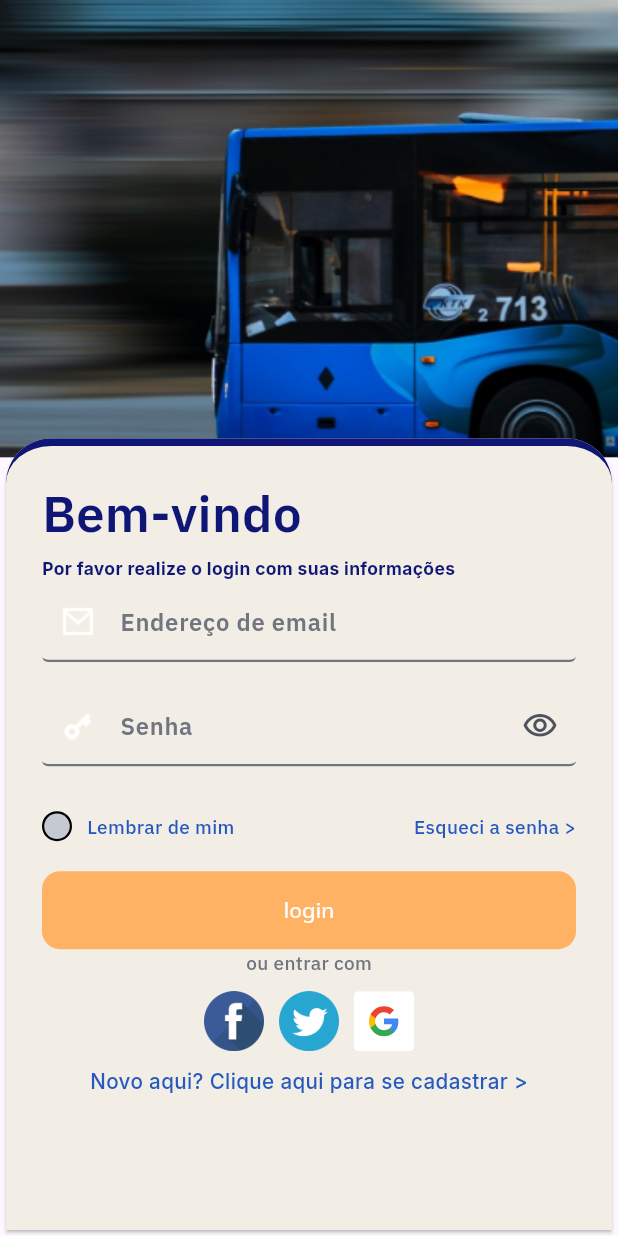
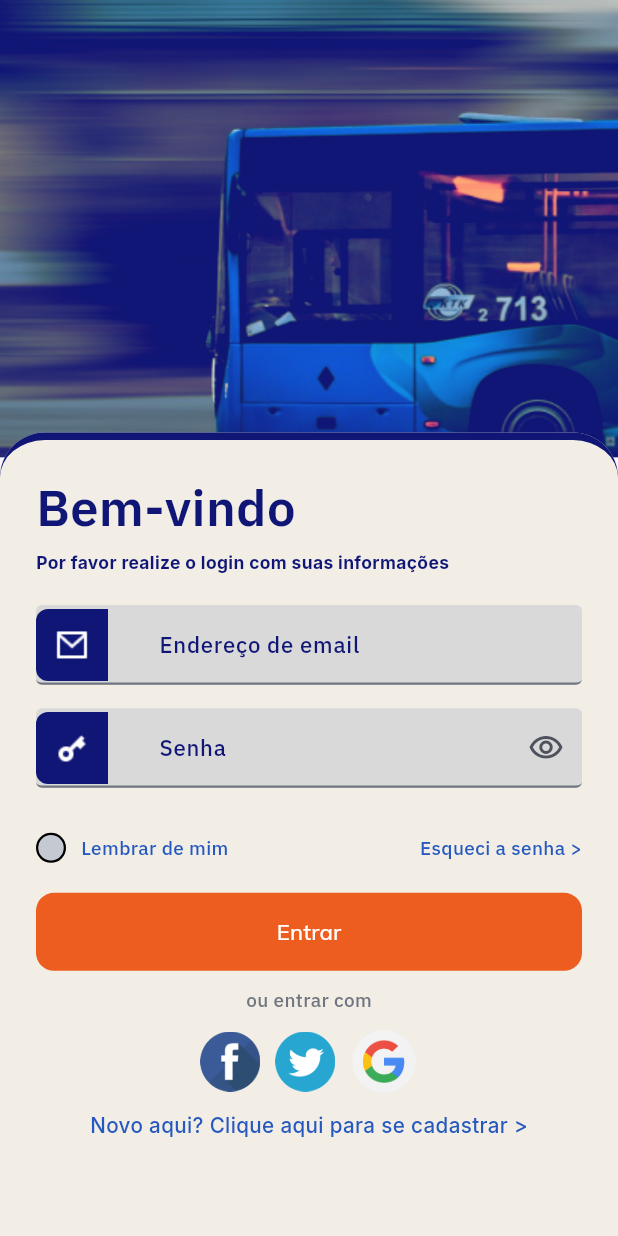
Before and after one commit to M4theusVieir4/Bus-Fleet-TCC, a Flutter app: the screen it shows after launch, on a phone screen of 412 x 824 dp. Run offline on Flutter 3.47's test engine with Material 3 defaults, Android fonts, the phone set to English and light mode, and no system bars; our stand-ins replace cached_network_image, dio, firebase_auth, firebase_core, flutter_bloc, flutter_modular and 5 more; missing offline and left inert: onesignal_flutter; accounts and stored records are empty; generated files the repository leaves out were written again.

Commit message:
Finalizando Layout da Página Home

```diff
--- a/design_kit/lib/components/inputs/adp_text_form_field.dart
+++ b/design_kit/lib/components/inputs/adp_text_form_field.dart
@@ -108,8 +108,7 @@ class ADPTextFormField extends FormField<String> {
                           floatingLabelBehavior: FloatingLabelBehavior.never,
                           filled: fillColor != null || !enable,
                           labelText: label,
-                          labelStyle:
-                              design.labelLMedium(color: design.neutral300),
+                          labelStyle: design.labelD(color: design.primary),
                           errorStyle: design.caption(
                             color: design.error100,
                           ),
--- a/design_kit/lib/configs/design_system.dart
+++ b/design_kit/lib/configs/design_system.dart
@@ -279,7 +279,7 @@ class AppDesign {
     this.neutral300 = const Color(0xFF707580),
     this.neutral400 = const Color(0xFF9197A3),
     this.neutral500 = const Color(0xFFC5C9D1),
-    this.neutral600 = const Color(0xFFEBEBF0),
+    this.neutral600 = const Color(0xFFD9D9D9),
     this.neutral700 = const Color(0xFFFFFFFF),
     this.neutral800 = const Color(0xFFFFFFFF),
     this.neutral900 = const Color(0xFFFFFFFF),
--- a/design_kit/lib/theme/icons/app_icons.dart
+++ b/design_kit/lib/theme/icons/app_icons.dart
@@ -117,5 +117,6 @@ abstract class AppIcons {
   static const splashLogo = '$_basePathPNG/splashLogo.png';
 
   static const email = '$_basePathPNG/email.png';
+  static const googlePNG = '$_basePathPNG/google.png';
   static const key = '$_basePathPNG/key.png';
 }
--- a/lib/modules/auth/login/login_page.dart
+++ b/lib/modules/auth/login/login_page.dart
@@ -78,7 +78,7 @@ class _LoginPageState extends State<LoginPage> {
             image: const AssetImage(AppIcons.logo),
             fit: BoxFit.none,
             colorFilter:
-                ColorFilter.mode(myColor.withOpacity(1), BlendMode.dstATop),
+                ColorFilter.mode(myColor.withOpacity(1), BlendMode.lighten),
           ),
         ),
       ),
@@ -91,8 +91,9 @@ class _LoginPageState extends State<LoginPage> {
       width: mediaSize.width,
       height: mediaSize.height * 0.65,
       child: Card(
+        margin: EdgeInsets.zero,
         color: design.secondary,
-        shape: RoundedRectangleBorder(
+        shape: const RoundedRectangleBorder(
           borderRadius: BorderRadius.only(
             topLeft: Radius.circular(30),
             topRight: Radius.circular(30),
@@ -144,13 +145,27 @@ class _LoginPageState extends State<LoginPage> {
             'Por favor realize o login com suas informações',
             style: design.overline(color: design.primary),
           ),
+          const SizedBox(
+            height: 20,
+          ),
           ADPTextFormField(
+            fillColor: design.neutral600,
             context,
             controller: _emailController,
-            prefixIcon: Image.asset(AppIcons.email),
+            prefixIcon: Container(
+              margin: EdgeInsets.only(right: 30),
+              padding: EdgeInsets.all(10),
+              decoration: BoxDecoration(
+                color: design.primary,
+                borderRadius: BorderRadius.only(
+                    bottomLeft: Radius.circular(8),
+                    topLeft: Radius.circular(8)),
+              ),
+              child: Image.asset(AppIcons.email),
+            ),
             label: 'Endereço de email',
             // enable: !_accessWithBiometrics,
-            validators: Validators.required('required_field'),
+            validators: Validators.required('campo obrigatório'),
           ),
           SizedBox(
             height: 16.height,
@@ -165,9 +180,20 @@ class _LoginPageState extends State<LoginPage> {
               ),
             ),
             child: ADPTextFormField(
+              fillColor: design.neutral600,
               context,
               controller: _passwordController,
-              prefixIcon: Image.asset(AppIcons.key),
+              prefixIcon: Container(
+                margin: EdgeInsets.only(right: 30),
+                padding: EdgeInsets.all(10),
+                decoration: BoxDecoration(
+                  color: design.primary,
+                  borderRadius: BorderRadius.only(
+                      bottomLeft: Radius.circular(8),
+                      topLeft: Radius.circular(8)),
+                ),
+                child: Image.asset(AppIcons.key),
+              ),
               label: 'Senha',
               obscureText: _isObscurePassword,
               toggleObscureText: () {
@@ -176,7 +202,7 @@ class _LoginPageState extends State<LoginPage> {
                 });
               },
               formFieldType: TextInputType.text,
-              validators: Validators.required('required_field'),
+              validators: Validators.required('campo obrigatório'),
             ),
           ),
           const SizedBox(
@@ -219,16 +245,19 @@ class _LoginPageState extends State<LoginPage> {
             ),
           ),
           ADPDefaultButton(
-            label: 'login', //!_accessWithBiometrics
+            label: 'Entrar', //!_accessWithBiometrics
             // ? 'login'.translate()
             // : "biometric_access".translate(),
-            primaryColor: design.secondary300,
+            primaryColor: design.tertiary100,
             labelColor: design.neutral900,
             colorLoading: design.neutral900,
             onPressed: _onPressed,
             // !_accessWithBiometrics ? _onPressed : _onPressedBiometric,
             loading: _cubit.state is LoginLoadingState,
             enablePressOnLoading: false,
+          ),
+          SizedBox(
+            height: 10,
           ),
           Center(
             child: Column(
@@ -241,18 +270,27 @@ class _LoginPageState extends State<LoginPage> {
                 Row(
                   mainAxisAlignment: MainAxisAlignment.center,
                   children: [
-                    Image.asset(AppIcons.facebookPNG, height: 40),
+                    Image.asset(
+                      AppIcons.facebookPNG,
+                      height: 40,
+                      width: 40,
+                    ),
                     const SizedBox(
                       width: 10,
                     ),
-                    Image.asset(AppIcons.twitter, height: 40),
+                    Image.asset(
+                      AppIcons.twitter,
+                      height: 40,
+                      width: 40,
+                    ),
                     const SizedBox(
                       width: 10,
                     ),
-                    SvgPicture.asset(
-                      AppIcons.google,
-                      height: 40,
-                    )
+                    Image.asset(
+                      AppIcons.googlePNG,
+                      height: 45,
+                      width: 45,
+                    ),
                   ],
                 ),
                 SizedBox(
@@ -269,109 +307,4 @@ class _LoginPageState extends State<LoginPage> {
       ),
     );
   }
-
-  // Widget _buildForm() {
-  //   return Column(
-  //     crossAxisAlignment: CrossAxisAlignment.start,
-  //     children: [
-  //       Text(
-  //         "Welcome",
-  //         style: TextStyle(
-  //             color: myColor, fontSize: 32, fontWeight: FontWeight.w500),
-  //       ),
-  //       _buildGreyText("Please login with your information"),
-  //       const SizedBox(height: 20),
-  //       _buildGreyText("Email address"),
-  //       _buildInputField(_emailController),
-  //       const SizedBox(height: 20),
-  //       _buildGreyText("Password"),
-  //       _buildInputField(_passwordController, isPassword: true),
-  //       const SizedBox(height: 20),
-  //       _buildRememberForgot(),
-  //       const SizedBox(height: 20),
-  //       _buildLoginButton(),
-  //       const SizedBox(height: 20),
-  //       _buildOtherLogin(),
-  //     ],
-  //   );
-  // }
-
-  // Widget _buildGreyText(String text) {
-  //   return Text(
-  //     text,
-  //     style: const TextStyle(color: Colors.grey),
-  //   );
-  // }
-
-  // Widget _buildInputField(TextEditingController controller,
-  //     {bool isPassword = false}) {
-  //   return TextField(
-  //     controller: controller,
-  //     decoration: InputDecoration(
-  //       suffixIcon: isPassword ? Icon(Icons.remove_red_eye) : Icon(Icons.done),
-  //     ),
-  //     obscureText: isPassword,
-  //   );
-  // }
-
-  // Widget _buildRememberForgot() {
-  //   return Row(
-  //     mainAxisAlignment: MainAxisAlignment.spaceBetween,
-  //     children: [
-  //       Row(
-  //         children: [
-  //           Checkbox(
-  //               value: rememberUser,
-  //               onChanged: (value) {
-  //                 setState(() {
-  //                   rememberUser = value!;
-  //                 });
-  //               }),
-  //           _buildGreyText("Remember me"),
-  //         ],
-  //       ),
-  //       TextButton(
-  //           onPressed: () {}, child: _buildGreyText("I forgot my password"))
-  //     ],
-  //   );
-  // }
-
-  // Widget _buildLoginButton() {
-  //   return ElevatedButton(
-  //     onPressed: () {
-  //       debugPrint("Email : ${_emailController.text}");
-  //       debugPrint("Password : ${_passwordController.text}");
-  //     },
-  //     style: ElevatedButton.styleFrom(
-  //       shape: const StadiumBorder(),
-  //       elevation: 20,
-  //       shadowColor: myColor,
-  //       minimumSize: const Size.fromHeight(60),
-  //     ),
-  //     child: const Text("LOGIN"),
-  //   );
-  // }
-
-  // Widget _buildOtherLogin() {
-  //   return Center(
-  //     child: Column(
-  //       children: [
-  //         _buildGreyText("ou entrar com"),
-  //         const SizedBox(height: 10),
-  //         Row(
-  //           mainAxisAlignment: MainAxisAlignment.spaceEvenly,
-  //           children: [
-  //             Image.asset(AppIcons.facebookPNG, height: 40),
-  //             Image.asset(AppIcons.twitter, height: 40),
-  //             SvgPicture.asset(
-  //               AppIcons.google,
-  //               height: 40,
-  //             )
-  //           ],
-  //         ),
-  //         _buildGreyText("Novo aqui? Clique aqui para se cadastrar")
-  //       ],
-  //     ),
-  //   );
-  // }
 }
```
Also changed, not shown: design_kit/assets/pngs/google.png (added).
